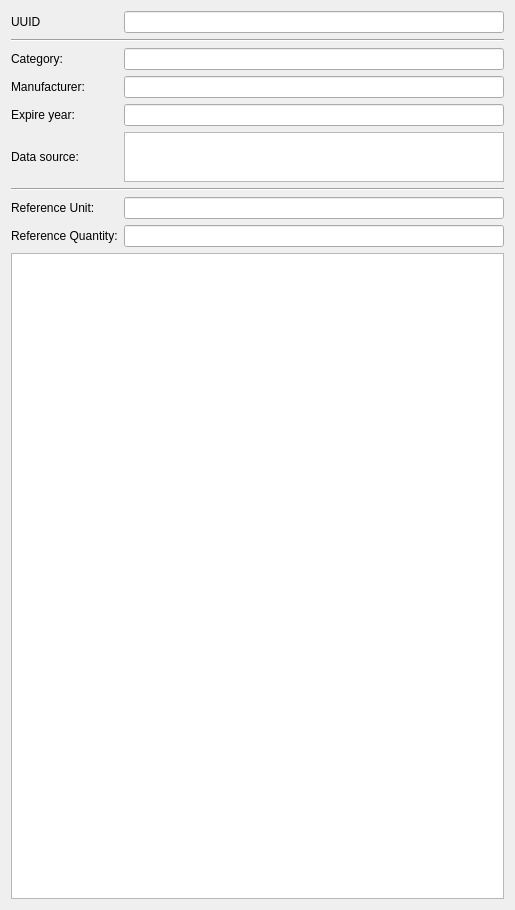
The window that SIM-VICUS/src/SVDBEpdEditWidget.ui (ghorwin/SIM-VICUS) describes before a commit, drawn with Qt 5.
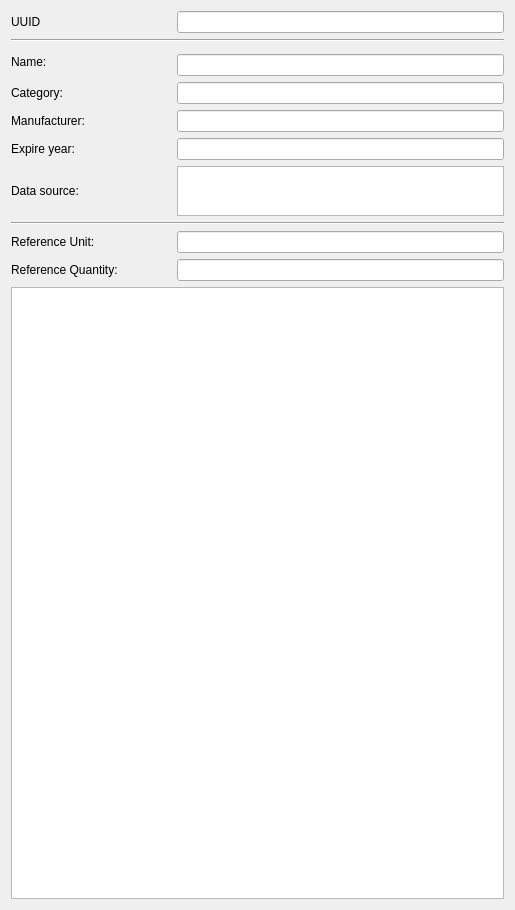
The same window after the commit. Custom widgets are drawn as their Qt base class.

Commit message: Started editing EPD Data

Patch:
```diff
--- a/SIM-VICUS/src/SVDBEpdEditWidget.ui
+++ b/SIM-VICUS/src/SVDBEpdEditWidget.ui
@@ -25,85 +25,69 @@
   <property name="windowTitle">
    <string>Construction editor</string>
   </property>
-  <layout class="QGridLayout" name="gridLayout" rowstretch="0,0,0,0,0,0,0,0,0,0,0,0,0">
-   <item row="2" column="2">
-    <widget class="QtExt::LanguageStringEditWidget1" name="lineEditCategory"/>
+  <layout class="QGridLayout" name="gridLayout">
+   <item row="0" column="0">
+    <widget class="QLabel" name="labelUUID">
+     <property name="text">
+      <string>UUID</string>
+     </property>
+    </widget>
    </item>
-   <item row="3" column="2">
-    <widget class="QLineEdit" name="lineEditManufacturer"/>
+   <item row="0" column="1" colspan="2">
+    <widget class="QLineEdit" name="lineEditUUID"/>
    </item>
-   <item row="4" column="2">
-    <widget class="QLineEdit" name="lineEditExpireYear"/>
-   </item>
-   <item row="1" column="1" colspan="2">
+   <item row="1" column="0" colspan="3">
     <widget class="Line" name="line_2">
      <property name="orientation">
       <enum>Qt::Horizontal</enum>
      </property>
     </widget>
    </item>
-   <item row="9" column="2">
-    <widget class="QLineEdit" name="lineEditRefUnit"/>
+   <item row="2" column="0" rowspan="2">
+    <widget class="QLabel" name="labelCategory_2">
+     <property name="text">
+      <string>Name:</string>
+     </property>
+    </widget>
    </item>
-   <item row="2" column="1">
+   <item row="4" column="0">
     <widget class="QLabel" name="labelCategory">
      <property name="text">
       <string>Category:</string>
      </property>
     </widget>
    </item>
-   <item row="7" column="1" colspan="2">
-    <widget class="Line" name="line">
-     <property name="orientation">
-      <enum>Qt::Horizontal</enum>
-     </property>
-    </widget>
+   <item row="4" column="1" colspan="2">
+    <widget class="QtExt::LanguageStringEditWidget1" name="lineEditCategory"/>
    </item>
-   <item row="0" column="1">
-    <widget class="QLabel" name="labelUUID">
-     <property name="text">
-      <string>UUID</string>
-     </property>
-    </widget>
-   </item>
-   <item row="4" column="1">
-    <widget class="QLabel" name="labelExpireYear">
-     <property name="text">
-      <string>Expire year:</string>
-     </property>
-    </widget>
-   </item>
-   <item row="12" column="1" colspan="2">
-    <widget class="QTableWidget" name="tableWidgetEpdData"/>
-   </item>
-   <item row="3" column="1">
+   <item row="5" column="0">
     <widget class="QLabel" name="labelManufacturer">
      <property name="text">
       <string>Manufacturer:</string>
      </property>
     </widget>
    </item>
-   <item row="9" column="1">
-    <widget class="QLabel" name="labelRefUnit">
+   <item row="5" column="1" colspan="2">
+    <widget class="QLineEdit" name="lineEditManufacturer"/>
+   </item>
+   <item row="6" column="0">
+    <widget class="QLabel" name="labelExpireYear">
      <property name="text">
-      <string>Reference Unit:</string>
+      <string>Expire year:</string>
      </property>
     </widget>
    </item>
-   <item row="10" column="2">
-    <widget class="QLineEdit" name="lineEditRefQuantity"/>
+   <item row="6" column="1" colspan="2">
+    <widget class="QLineEdit" name="lineEditExpireYear"/>
    </item>
-   <item row="0" column="2">
-    <widget class="QLineEdit" name="lineEditUUID"/>
-   </item>
-   <item row="10" column="1">
-    <widget class="QLabel" name="labelRefQuantity">
+   <item row="7" column="0">
+    <widget class="QLabel" name="label_2">
      <property name="text">
-      <string>Reference Quantity:</string>
+      <string>Data source:</string>
      </property>
     </widget>
    </item>
-   <item row="5" column="2" rowspan="2">
+   <item row="7" column="1" colspan="2">
     <widget class="QTextBrowser" name="textBrowser">
      <property name="maximumSize">
       <size>
@@ -113,13 +97,39 @@
      </property>
     </widget>
    </item>
-   <item row="5" column="1" rowspan="2">
-    <widget class="QLabel" name="label_2">
+   <item row="8" column="0" colspan="3">
+    <widget class="Line" name="line">
+     <property name="orientation">
+      <enum>Qt::Horizontal</enum>
+     </property>
+    </widget>
+   </item>
+   <item row="9" column="0">
+    <widget class="QLabel" name="labelRefUnit">
      <property name="text">
-      <string>Data source:</string>
+      <string>Reference Unit:</string>
      </property>
     </widget>
    </item>
+   <item row="9" column="1" colspan="2">
+    <widget class="QLineEdit" name="lineEditRefUnit"/>
+   </item>
+   <item row="10" column="0">
+    <widget class="QLabel" name="labelRefQuantity">
+     <property name="text">
+      <string>Reference Quantity:</string>
+     </property>
+    </widget>
+   </item>
+   <item row="10" column="1" colspan="2">
+    <widget class="QLineEdit" name="lineEditRefQuantity"/>
+   </item>
+   <item row="11" column="0" colspan="3">
+    <widget class="QTableWidget" name="tableWidgetEpdData"/>
+   </item>
+   <item row="3" column="1" colspan="2">
+    <widget class="QtExt::LanguageStringEditWidget1" name="lineEditName"/>
+   </item>
   </layout>
  </widget>
  <customwidgets>
```
Left out of the diff: 4 changed lines with no effect on the pictures.
